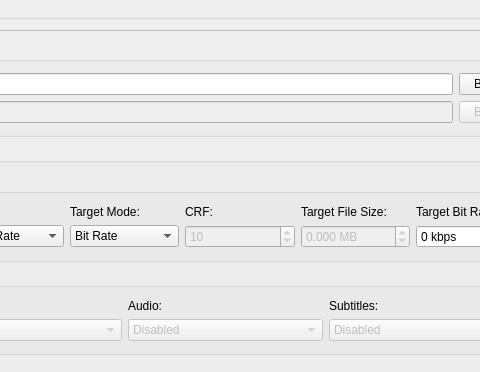
This is src/views/mainwindow.ui in rzumer/Webbum as Qt 5 draws it before an edit; both pictures show x 510 to 990 and y 0 to 372 of the 1100 by 620 pixel window. The edited form follows.
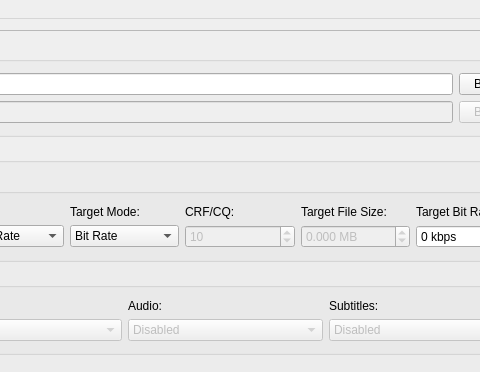
This is the edited form.

Commit message: Tentatively handle AV1 in the UI

The edit to the form file:
```diff
--- a/src/views/mainwindow.ui
+++ b/src/views/mainwindow.ui
@@ -553,7 +553,7 @@
               <item row="0" column="2">
                <widget class="QLabel" name="label_10">
                 <property name="text">
-                 <string>CRF:</string>
+                 <string>CRF/CQ:</string>
                 </property>
                </widget>
               </item>
```
Left out of the diff: 5 changed lines with no effect on the pictures. The commit also changes 1 other file.
